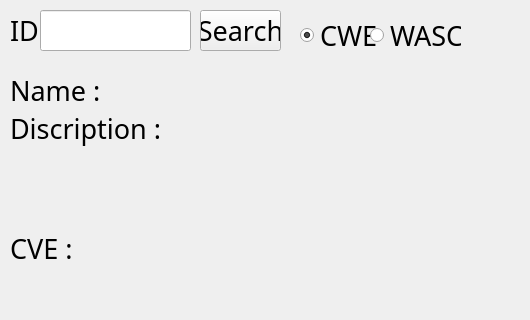
Dino65535/OWSAP-ZAP-with-pyQt, file search_window.ui: the form before one commit; both pictures show x 0 to 530 and y 0 to 320 of the 530 by 474 pixel window.
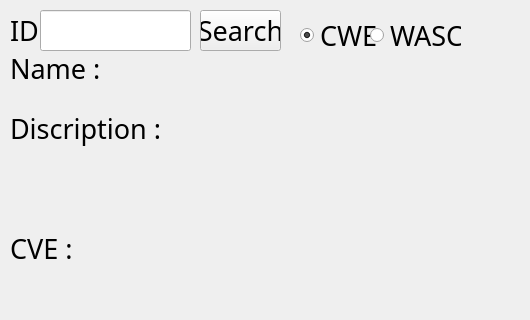
The form after the commit.

Commit message: add create new window button & sub window

Diff of the .ui file:
```diff
--- a/search_window.ui
+++ b/search_window.ui
@@ -106,9 +106,9 @@
    <property name="geometry">
     <rect>
      <x>10</x>
-     <y>70</y>
+     <y>50</y>
      <width>501</width>
-     <height>41</height>
+     <height>61</height>
     </rect>
    </property>
    <property name="font">
@@ -120,6 +120,9 @@
    <property name="text">
     <string>Name : </string>
    </property>
+   <property name="alignment">
+    <set>Qt::AlignLeading|Qt::AlignLeft|Qt::AlignTop</set>
+   </property>
   </widget>
   <widget class="QLabel" name="Discription_Label">
    <property name="geometry">
```
Left out of the diff: 6 changed lines with no effect on the pictures. The commit also changes 4 other files.
